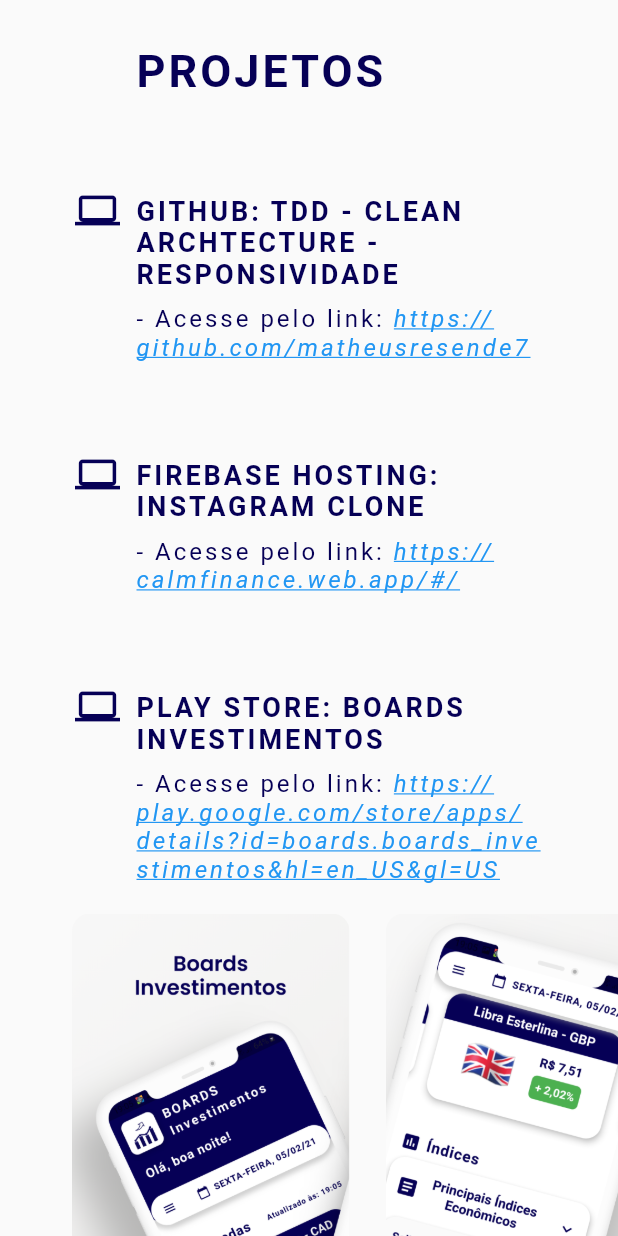
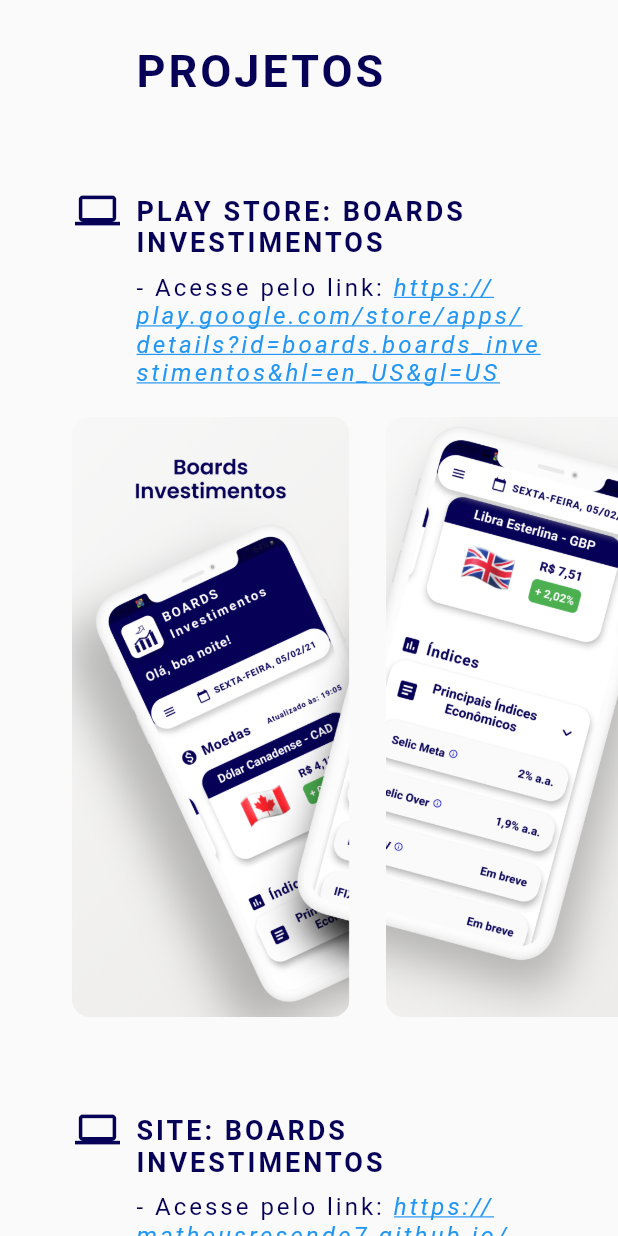
Before and after one commit to matheusresende7/curriculo_portifolio_matheusr, a Flutter app: the Projetos widget shown alone on an empty page, opened directly, on a phone screen of 412 x 824 dp. Run offline on Flutter 3.47's test engine with Material 2 defaults, Android fonts, the phone set to English and light mode, and no system bars; drawn by our look-alikes of delayed_display; our stand-ins replace get.

Commit message:
feat: update skills

```diff
--- a/lib/src/components/home/projetos.dart
+++ b/lib/src/components/home/projetos.dart
@@ -31,7 +31,7 @@
 
           SizedBox(height: 60,),
 
-          Padding(
+          /*Padding(
             padding: const EdgeInsets.fromLTRB(50, 0, 50, 0),
             child: Text2LinesProjects(
               text1: Strings.cleanArchTDD.toUpperCase(),
@@ -55,7 +55,7 @@
             ),
           ),
 
-          SizedBox(height: 60,),
+          SizedBox(height: 60,),*/
 
           Padding(
             padding: const EdgeInsets.fromLTRB(50, 0, 50, 0),
--- a/lib/src/constants/strings.dart
+++ b/lib/src/constants/strings.dart
@@ -26,7 +26,8 @@
   static const String habilidades_Engenharia = 'Habilidades - Engenharia';
 
   ///Periodos
-  static const String p2020_2021 = '2019 - 2021';
+  static const String p2020_2021 = '2020 - 2021';
+  static const String p2019_2020 = '2019 - 2020';
   static const String p2021 = '2021';
   static const String p2020 = '2020';
   static const String p2019 = '2019';
@@ -34,10 +35,12 @@
 
   ///Experiencia Profissional
   static const String desenvolvedorDeSoftware = 'Software Developer';
+  static const String desenvolvedorMobile = 'Desenvolvedor Mobile';
+  static const String consultorFinanceiro = 'Consultor Financeiro';
+  static const String assessorDeAnalise = 'Assessor de Análise';
   static const String calmExperts = 'Calm Experts';
+  static const String profisionalLiberal = 'Profissional Liberal';
   static const String montrealQuebecCanada = 'Montreal - Quebec - Canadá';
-  static const String engenheiroDeSoftware = 'Software Engineer';
-  static const String profisionalLiberal = 'Autônomo';
   static const String voltaRedondaRioDeJaneiroBrasil = 'Volta Redonda - Rio de Janeiro - Brasil';
 
   ///Formacao Academica
--- a/lib/src/controllers/home_controller.dart
+++ b/lib/src/controllers/home_controller.dart
@@ -56,10 +56,11 @@
 
 
   //*******************************NAV BUTTONS**********************************
-  String tabButton = Strings.paginaInicial;
+  //String tabButton = Strings.paginaInicial;
+  String tabButton = Strings.experienciaProfissional;
 
   List<String> tabButtonOptionsStrings = [
-    Strings.paginaInicial,
+    //Strings.paginaInicial,
     Strings.experienciaProfissional,
     Strings.formacaoAcademica,
     Strings.certificacoes,
@@ -78,7 +79,8 @@
 
 
   //**************************MAIN CONTENT**************************************
-  String mainContent = Strings.paginaInicial;
+  //String mainContent = Strings.paginaInicial;
+  String mainContent = Strings.experienciaProfissional;
 
   Widget widgetMainContent () {
     switch (mainContent) {
```
Also changed, not shown: lib/src/components/home/experiencia_profissional.dart (+23 -1 lines).
